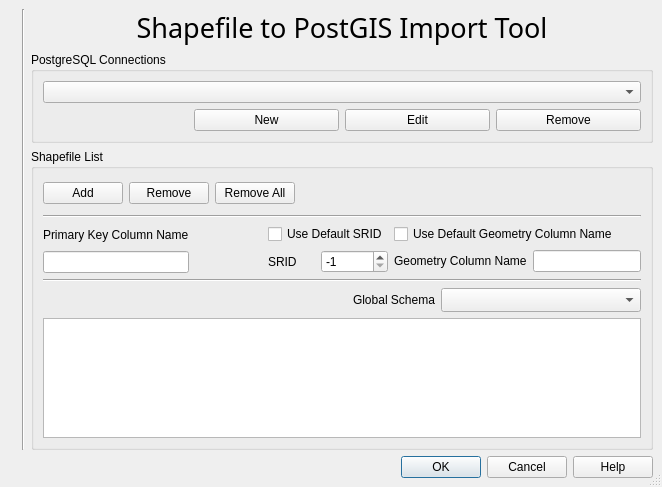
Before: the Qt Designer form src/plugins/spit/qgsspitbase.ui in qgis/QGIS, drawn with Qt 5.
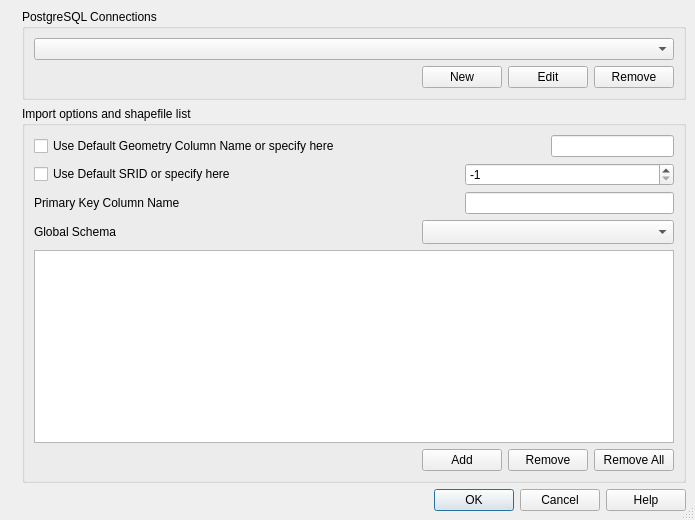
After: the same form once the commit is applied. Icons and pictures are not drawn.

Commit message: Updated to work under qt 4.2.1

Diff of the .ui file:
```diff
--- a/src/plugins/spit/qgsspitbase.ui
+++ b/src/plugins/spit/qgsspitbase.ui
@@ -5,8 +5,8 @@
    <rect>
     <x>0</x>
     <y>0</y>
-    <width>662</width>
-    <height>487</height>
+    <width>695</width>
+    <height>520</height>
    </rect>
   </property>
   <property name="baseSize" >
@@ -22,437 +22,174 @@
    <bool>true</bool>
   </property>
   <layout class="QGridLayout" >
-   <property name="leftMargin" >
+   <property name="margin" >
     <number>9</number>
    </property>
-   <property name="topMargin" >
-    <number>9</number>
-   </property>
-   <property name="rightMargin" >
-    <number>9</number>
-   </property>
-   <property name="bottomMargin" >
-    <number>9</number>
-   </property>
-   <property name="horizontalSpacing" >
+   <property name="spacing" >
     <number>6</number>
    </property>
-   <property name="verticalSpacing" >
-    <number>6</number>
-   </property>
-   <item row="0" column="2" >
-    <widget class="QLabel" name="txtHeading" >
-     <property name="sizePolicy" >
-      <sizepolicy vsizetype="Minimum" hsizetype="Preferred" >
-       <horstretch>0</horstretch>
-       <verstretch>0</verstretch>
-      </sizepolicy>
+   <item row="2" column="0" colspan="2" >
+    <widget class="QDialogButtonBox" name="buttonBox" >
+     <property name="orientation" >
+      <enum>Qt::Horizontal</enum>
      </property>
-     <property name="font" >
-      <font>
-       <family>Sans Serif</family>
-       <pointsize>20</pointsize>
-       <weight>50</weight>
-       <italic>false</italic>
-       <bold>false</bold>
-       <underline>false</underline>
-       <strikeout>false</strikeout>
-      </font>
+     <property name="standardButtons" >
+      <set>QDialogButtonBox::Cancel|QDialogButtonBox::Help|QDialogButtonBox::NoButton|QDialogButtonBox::Ok</set>
      </property>
-     <property name="text" >
-      <string>Shapefile to PostGIS Import Tool</string>
+    </widget>
+   </item>
+   <item rowspan="2" row="0" column="0" >
+    <widget class="QLabel" name="pixmapLabel1" >
+     <property name="pixmap" >
+      <pixmap resource="spit.qrc" >:/spit.png</pixmap>
      </property>
-     <property name="alignment" >
-      <set>Qt::AlignCenter</set>
+     <property name="scaledContents" >
+      <bool>true</bool>
      </property>
     </widget>
    </item>
-   <item row="2" column="2" >
-    <widget class="QGroupBox" name="groupBox_2" >
+   <item row="0" column="1" >
+    <widget class="QGroupBox" name="groupBox" >
      <property name="title" >
-      <string>Shapefile List</string>
+      <string>PostgreSQL Connections</string>
      </property>
      <layout class="QGridLayout" >
-      <property name="leftMargin" >
+      <property name="margin" >
        <number>9</number>
       </property>
-      <property name="topMargin" >
-       <number>9</number>
-      </property>
-      <property name="rightMargin" >
-       <number>9</number>
-      </property>
-      <property name="bottomMargin" >
-       <number>9</number>
-      </property>
-      <property name="horizontalSpacing" >
+      <property name="spacing" >
        <number>6</number>
       </property>
-      <property name="verticalSpacing" >
-       <number>6</number>
-      </property>
-      <item row="0" column="0" >
-       <layout class="QHBoxLayout" >
-        <property name="spacing" >
-         <number>6</number>
-        </property>
-        <property name="leftMargin" >
-         <number>0</number>
-        </property>
-        <property name="topMargin" >
-         <number>0</number>
-        </property>
-        <property name="rightMargin" >
-         <number>0</number>
-        </property>
-        <property name="bottomMargin" >
-         <number>0</number>
-        </property>
-        <item>
-         <widget class="QPushButton" name="btnAddFile" >
-          <property name="toolTip" >
-           <string>Add a shapefile to the list of files to be imported</string>
-          </property>
-          <property name="whatsThis" >
-           <string>Add a shapefile to the list of files to be imported</string>
-          </property>
-          <property name="text" >
-           <string>Add</string>
-          </property>
-         </widget>
-        </item>
-        <item>
-         <widget class="QPushButton" name="btnRemoveFile" >
-          <property name="toolTip" >
-           <string>Remove the selected shapefile from the import list</string>
-          </property>
-          <property name="whatsThis" >
-           <string>Remove the selected shapefile from the import list</string>
-          </property>
-          <property name="text" >
-           <string>Remove</string>
-          </property>
-         </widget>
-        </item>
-        <item>
-         <widget class="QPushButton" name="btnRemoveAll" >
-          <property name="toolTip" >
-           <string>Remove all the shapefiles from the import list</string>
-          </property>
-          <property name="whatsThis" >
-           <string>Remove all the shapefiles from the import list</string>
-          </property>
-          <property name="text" >
-           <string>Remove All</string>
-          </property>
-         </widget>
-        </item>
-        <item>
-         <spacer>
-          <property name="orientation" >
-           <enum>Qt::Horizontal</enum>
-          </property>
-          <property name="sizeType" >
-           <enum>QSizePolicy::Expanding</enum>
-          </property>
-          <property name="sizeHint" >
-           <size>
-            <width>200</width>
-            <height>31</height>
-           </size>
-          </property>
-         </spacer>
-        </item>
-       </layout>
-      </item>
       <item row="1" column="0" >
-       <widget class="Line" name="line1" >
-        <property name="frameShape" >
-         <enum>QFrame::HLine</enum>
-        </property>
-        <property name="frameShadow" >
-         <enum>QFrame::Sunken</enum>
-        </property>
+       <spacer>
         <property name="orientation" >
          <enum>Qt::Horizontal</enum>
         </property>
+        <property name="sizeHint" >
+         <size>
+          <width>40</width>
+          <height>20</height>
+         </size>
+        </property>
+       </spacer>
+      </item>
+      <item row="0" column="0" colspan="4" >
+       <widget class="QComboBox" name="cmbConnections" >
+        <property name="minimumSize" >
+         <size>
+          <width>200</width>
+          <height>0</height>
+         </size>
+        </property>
        </widget>
       </item>
-      <item row="2" column="0" >
-       <layout class="QHBoxLayout" >
-        <property name="spacing" >
-         <number>6</number>
+      <item row="1" column="2" >
+       <widget class="QPushButton" name="btnEdit" >
+        <property name="toolTip" >
+         <string>Edit the current PostGIS connection</string>
         </property>
-        <property name="leftMargin" >
-         <number>0</number>
+        <property name="whatsThis" >
+         <string>Edit the current PostGIS connection</string>
         </property>
-        <property name="topMargin" >
-         <number>0</number>
+        <property name="text" >
+         <string>Edit</string>
         </property>
-        <property name="rightMargin" >
-         <number>0</number>
-        </property>
-        <property name="bottomMargin" >
-         <number>0</number>
-        </property>
-        <item>
-         <layout class="QVBoxLayout" >
-          <item>
-           <widget class="QLabel" name="label" >
-            <property name="text" >
-             <string>Primary Key Column Name</string>
-            </property>
-           </widget>
-          </item>
-          <item>
-           <widget class="QLineEdit" name="txtPrimaryKeyName" />
-          </item>
-         </layout>
-        </item>
-        <item>
-         <spacer>
-          <property name="orientation" >
-           <enum>Qt::Horizontal</enum>
-          </property>
-          <property name="sizeHint" >
-           <size>
-            <width>40</width>
-            <height>20</height>
-           </size>
-          </property>
-         </spacer>
-        </item>
-        <item>
-         <layout class="QGridLayout" >
-          <property name="leftMargin" >
-           <number>0</number>
-          </property>
-          <property name="topMargin" >
-           <number>0</number>
-          </property>
-          <property name="rightMargin" >
-           <number>0</number>
-          </property>
-          <property name="bottomMargin" >
-           <number>0</number>
-          </property>
-          <property name="horizontalSpacing" >
-           <number>6</number>
-          </property>
-          <property name="verticalSpacing" >
-           <number>6</number>
-          </property>
-          <item row="1" column="1" >
-           <layout class="QHBoxLayout" >
-            <property name="spacing" >
-             <number>6</number>
-            </property>
-            <property name="leftMargin" >
-             <number>0</number>
-            </property>
-            <property name="topMargin" >
-             <number>0</number>
-            </property>
-            <property name="rightMargin" >
-             <number>0</number>
-            </property>
-            <property name="bottomMargin" >
-             <number>0</number>
-            </property>
-            <item>
-             <widget class="QLabel" name="textLabel1_2" >
-              <property name="text" >
-               <string>SRID</string>
-              </property>
-             </widget>
-            </item>
-            <item>
-             <widget class="QSpinBox" name="spinSrid" >
-              <property name="minimum" >
-               <number>-1</number>
-              </property>
-              <property name="maximum" >
-               <number>1000000</number>
-              </property>
-              <property name="value" >
-               <number>-1</number>
-              </property>
-             </widget>
-            </item>
-           </layout>
-          </item>
-          <item row="0" column="1" >
-           <widget class="QCheckBox" name="chkUseDefaultSrid" >
-            <property name="toolTip" >
-             <string>Set the SRID to the default value</string>
-            </property>
-            <property name="whatsThis" >
-             <string>Set the SRID to the default value</string>
-            </property>
-            <property name="text" >
-             <string>Use Default SRID</string>
-            </property>
-           </widget>
-          </item>
-         </layout>
-        </item>
-        <item>
-         <layout class="QGridLayout" >
-          <property name="leftMargin" >
-           <number>0</number>
-          </property>
-          <property name="topMargin" >
-           <number>0</number>
-          </property>
-          <property name="rightMargin" >
-           <number>0</number>
-          </property>
-          <property name="bottomMargin" >
-           <number>0</number>
-          </property>
-          <property name="horizontalSpacing" >
-           <number>6</number>
-          </property>
-          <property name="verticalSpacing" >
-           <number>6</number>
-          </property>
-          <item row="0" column="0" >
-           <widget class="QCheckBox" name="chkUseDefaultGeom" >
-            <property name="toolTip" >
-             <string>Set the geometry column name to the default value</string>
-            </property>
-            <property name="whatsThis" >
-             <string>Set the geometry column name to the default value</string>
-            </property>
-            <property name="text" >
-             <string>Use Default Geometry Column Name</string>
-            </property>
-           </widget>
-          </item>
-          <item row="1" column="0" >
-           <layout class="QHBoxLayout" >
-            <property name="spacing" >
-             <number>6</number>
-            </property>
-            <property name="leftMargin" >
-             <number>0</number>
-            </property>
-            <property name="topMargin" >
-             <number>0</number>
-            </property>
-            <property name="rightMargin" >
-             <number>0</number>
-            </property>
-            <property name="bottomMargin" >
-             <number>0</number>
-            </property>
-            <item>
-             <widget class="QLabel" name="textLabel1_3" >
-              <property name="text" >
-               <string>Geometry Column Name</string>
-              </property>
-             </widget>
-            </item>
-            <item>
-             <widget class="QLineEdit" name="txtGeomName" />
-            </item>
-           </layout>
-          </item>
-         </layout>
-        </item>
-       </layout>
+       </widget>
       </item>
-      <item row="3" column="0" >
-       <widget class="Line" name="line3" >
-        <property name="frameShape" >
-         <enum>QFrame::HLine</enum>
+      <item row="1" column="3" >
+       <widget class="QPushButton" name="btnRemove" >
+        <property name="toolTip" >
+         <string>Remove the current PostGIS connection</string>
         </property>
-        <property name="frameShadow" >
-         <enum>QFrame::Sunken</enum>
+        <property name="whatsThis" >
+         <string>Remove the current PostGIS connection</string>
         </property>
-        <property name="orientation" >
-         <enum>Qt::Horizontal</enum>
+        <property name="text" >
+         <string>Remove</string>
         </property>
        </widget>
       </item>
-      <item row="4" column="0" >
-       <layout class="QHBoxLayout" >
-        <property name="spacing" >
-         <number>6</number>
+      <item row="1" column="1" >
+       <widget class="QPushButton" name="btnNew" >
+        <property name="toolTip" >
+         <string>Create a new PostGIS connection</string>
         </property>
-        <property name="leftMargin" >
-         <number>0</number>
+        <property name="whatsThis" >
+         <string>Create a new PostGIS connection</string>
         </property>
-        <property name="topMargin" >
-         <number>0</number>
+        <property name="text" >
+         <string>New</string>
         </property>
-        <property name="rightMargin" >
-         <number>0</number>
-        </property>
-        <property name="bottomMargin" >
-         <number>0</number>
-        </property>
-        <item>
-         <spacer>
-          <property name="orientation" >
-           <enum>Qt::Horizontal</enum>
-          </property>
-          <property name="sizeType" >
-           <enum>QSizePolicy::Expanding</enum>
-          </property>
-          <property name="sizeHint" >
-           <size>
-            <width>140</width>
-            <height>20</height>
-           </size>
-          </property>
-         </spacer>
-        </item>
-        <item>
-         <layout class="QHBoxLayout" >
-          <property name="spacing" >
-           <number>6</number>
-          </property>
-          <property name="leftMargin" >
-           <number>0</number>
-          </property>
-          <property name="topMargin" >
-           <number>0</number>
-          </property>
-          <property name="rightMargin" >
-           <number>0</number>
-          </property>
-          <property name="bottomMargin" >
-           <number>0</number>
-          </property>
-          <item>
-           <widget class="QLabel" name="textLabel1_4" >
-            <property name="text" >
-             <string>Global Schema</string>
-            </property>
-           </widget>
-          </item>
-          <item>
-           <widget class="QComboBox" name="cmbSchema" >
-            <property name="minimumSize" >
-             <size>
-              <width>200</width>
-              <height>24</height>
-             </size>
-            </property>
-            <property name="toolTip" >
-             <string/>
-            </property>
-            <property name="duplicatesEnabled" >
-             <bool>false</bool>
-            </property>
-           </widget>
-          </item>
-         </layout>
-        </item>
-       </layout>
+       </widget>
       </item>
+     </layout>
+    </widget>
+   </item>
+   <item row="1" column="1" >
+    <widget class="QGroupBox" name="groupBox_2" >
+     <property name="title" >
+      <string>Import options and shapefile list</string>
+     </property>
+     <layout class="QGridLayout" >
+      <property name="margin" >
+       <number>9</number>
+      </property>
+      <property name="spacing" >
+       <number>6</number>
+      </property>
       <item row="5" column="0" >
+       <spacer>
+        <property name="orientation" >
+         <enum>Qt::Horizontal</enum>
+        </property>
+        <property name="sizeHint" >
+         <size>
+          <width>40</width>
+          <height>20</height>
+         </size>
+        </property>
+       </spacer>
+      </item>
+      <item row="5" column="1" colspan="2" >
+       <widget class="QPushButton" name="btnAddFile" >
+        <property name="toolTip" >
+         <string>Add a shapefile to the list of files to be imported</string>
+        </property>
+        <property name="whatsThis" >
+         <string>Add a shapefile to the list of files to be imported</string>
+        </property>
+        <property name="text" >
+         <string>Add</string>
+        </property>
+       </widget>
+      </item>
+      <item row="5" column="3" colspan="2" >
+       <widget class="QPushButton" name="btnRemoveFile" >
+        <property name="toolTip" >
+         <string>Remove the selected shapefile from the import list</string>
+        </property>
+        <property name="whatsThis" >
+         <string>Remove the selected shapefile from the import list</string>
+        </property>
+        <property name="text" >
+         <string>Remove</string>
+        </property>
+       </widget>
+      </item>
+      <item row="5" column="5" >
+       <widget class="QPushButton" name="btnRemoveAll" >
+        <property name="toolTip" >
+         <string>Remove all the shapefiles from the import list</string>
+        </property>
+        <property name="whatsThis" >
+         <string>Remove all the shapefiles from the import list</string>
+        </property>
+        <property name="text" >
+         <string>Remove All</string>
+        </property>
+       </widget>
+      </item>
+      <item row="4" column="0" colspan="6" >
        <widget class="QTableWidget" name="tblShapefiles" >
         <property name="selectionMode" >
          <enum>QAbstractItemView::MultiSelection</enum>
@@ -462,140 +199,90 @@
         </property>
        </widget>
       </item>
-     </layout>
-    </widget>
-   </item>
-   <item row="1" column="2" >
-    <widget class="QGroupBox" name="groupBox" >
-     <property name="title" >
-      <string>PostgreSQL Connections</string>
-     </property>
-     <layout class="QGridLayout" >
-      <property name="leftMargin" >
-       <number>9</number>
-      </property>
-      <property name="topMargin" >
-       <number>9</number>
-      </property>
-      <property name="rightMargin" >
-       <number>9</number>
-      </property>
-      <property name="bottomMargin" >
-       <number>9</number>
-      </property>
-      <property name="horizontalSpacing" >
-       <number>6</number>
-      </property>
-      <property name="verticalSpacing" >
-       <number>6</number>
-      </property>
-      <item row="0" column="0" >
-       <layout class="QGridLayout" >
-        <property name="leftMargin" >
-         <number>0</number>
+      <item row="0" column="4" colspan="2" >
+       <widget class="QLineEdit" name="txtGeomName" />
+      </item>
+      <item row="1" column="0" colspan="2" >
+       <widget class="QCheckBox" name="chkUseDefaultSrid" >
+        <property name="toolTip" >
+         <string>Set the SRID to the default value</string>
         </property>
-        <property name="topMargin" >
-         <number>0</number>
+        <property name="whatsThis" >
+         <string>Set the SRID to the default value</string>
         </property>
-        <property name="rightMargin" >
-         <number>0</number>
+        <property name="text" >
+         <string>Use Default SRID or specify here</string>
         </property>
-        <property name="bottomMargin" >
-         <number>0</number>
+       </widget>
+      </item>
+      <item row="0" column="0" colspan="4" >
+       <widget class="QCheckBox" name="chkUseDefaultGeom" >
+        <property name="toolTip" >
+         <string>Set the geometry column name to the default value</string>
         </property>
-        <property name="horizontalSpacing" >
-         <number>6</number>
+        <property name="whatsThis" >
+         <string>Set the geometry column name to the default value</string>
         </property>
-        <property name="verticalSpacing" >
-         <number>6</number>
+        <property name="text" >
+         <string>Use Default Geometry Column Name or specify here</string>
         </property>
-        <item row="1" column="1" >
-         <widget class="QPushButton" name="btnNew" >
-          <property name="toolTip" >
-           <string>Create a new PostGIS connection</string>
-          </property>
-          <property name="whatsThis" >
-           <string>Create a new PostGIS connection</string>
-          </property>
-          <property name="text" >
-           <string>New</string>
-          </property>
-         </widget>
-        </item>
-        <item row="1" column="3" >
-         <widget class="QPushButton" name="btnRemove" >
-          <property name="toolTip" >
-           <string>Remove the current PostGIS connection</string>
-          </property>
-          <property name="whatsThis" >
-           <string>Remove the current PostGIS connection</string>
-          </property>
-          <property name="text" >
-           <string>Remove</string>
-          </property>
-         </widget>
-        </item>
-        <item row="1" column="2" >
-         <widget class="QPushButton" name="btnEdit" >
-          <property name="toolTip" >
-           <string>Edit the current PostGIS connection</string>
-          </property>
-          <property name="whatsThis" >
-           <string>Edit the current PostGIS connection</string>
-          </property>
-          <property name="text" >
-           <string>Edit</string>
-          </property>
-         </widget>
-        </item>
-        <item row="0" column="0" colspan="4" >
-         <widget class="QComboBox" name="cmbConnections" >
-          <property name="minimumSize" >
-           <size>
-            <width>200</width>
-            <height>0</height>
-           </size>
-          </property>
-         </widget>
-        </item>
-       </layout>
+       </widget>
       </item>
+      <item row="1" column="2" colspan="4" >
+       <widget class="QSpinBox" name="spinSrid" >
+        <property name="maximum" >
+         <number>1000000</number>
+        </property>
+        <property name="minimum" >
+         <number>-1</number>
+        </property>
+        <property name="value" >
+         <number>-1</number>
+        </property>
+       </widget>
+      </item>
+      <item row="2" column="2" colspan="4" >
+       <widget class="QLineEdit" name="txtPrimaryKeyName" />
+      </item>
+      <item row="2" column="0" >
+       <widget class="QLabel" name="label" >
+        <property name="text" >
+         <string>Primary Key Column Name</string>
+        </property>
+        <property name="buddy" >
+         <cstring>txtPrimaryKeyName</cstring>
+        </property>
+       </widget>
+      </item>
+      <item row="3" column="0" >
+       <widget class="QLabel" name="textLabel1_4" >
+        <property name="text" >
+         <string>Global Schema</string>
+        </property>
+        <property name="buddy" >
+         <cstring>cmbSchema</cstring>
+        </property>
+       </widget>
+      </item>
+      <item row="3" column="1" colspan="5" >
+       <widget class="QComboBox" name="cmbSchema" >
+        <property name="minimumSize" >
+         <size>
+          <width>200</width>
+          <height>24</height>
+         </size>
+        </property>
+        <property name="toolTip" >
+         <string/>
+        </property>
+        <property name="duplicatesEnabled" >
+         <bool>false</bool>
+        </property>
+       </widget>
+      </item>
      </layout>
     </widget>
    </item>
-   <item rowspan="3" row="0" column="0" >
-    <widget class="QLabel" name="pixmapLabel1" >
-     <property name="pixmap" >
-      <pixmap resource="spit.qrc" >:/spit.png</pixmap>
-     </property>
-     <property name="scaledContents" >
-      <bool>true</bool>
-     </property>
-    </widget>
-   </item>
-   <item rowspan="3" row="0" column="1" >
-    <widget class="Line" name="line12" >
-     <property name="frameShape" >
-      <enum>QFrame::VLine</enum>
-     </property>
-     <property name="frameShadow" >
-      <enum>QFrame::Sunken</enum>
-     </property>
-     <property name="orientation" >
-      <enum>Qt::Vertical</enum>
-     </property>
-    </widget>
-   </item>
-   <item row="3" column="0" colspan="3" >
-    <widget class="QDialogButtonBox" name="buttonBox" >
-     <property name="orientation" >
-      <enum>Qt::Horizontal</enum>
-     </property>
-     <property name="standardButtons" >
-      <set>QDialogButtonBox::Cancel|QDialogButtonBox::Help|QDialogButtonBox::NoButton|QDialogButtonBox::Ok</set>
-     </property>
-    </widget>
-   </item>
   </layout>
  </widget>
  <layoutdefault spacing="6" margin="11" />
```
Left out of the diff: 17 changed lines with no effect on the pictures.
